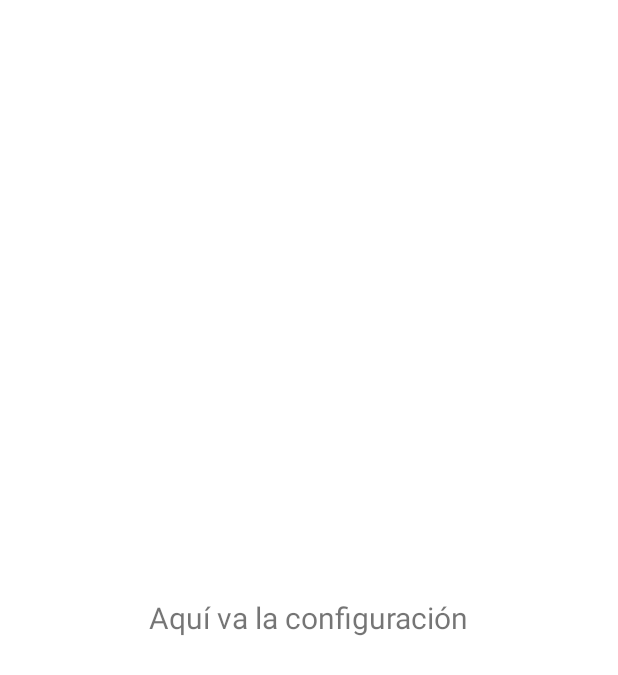
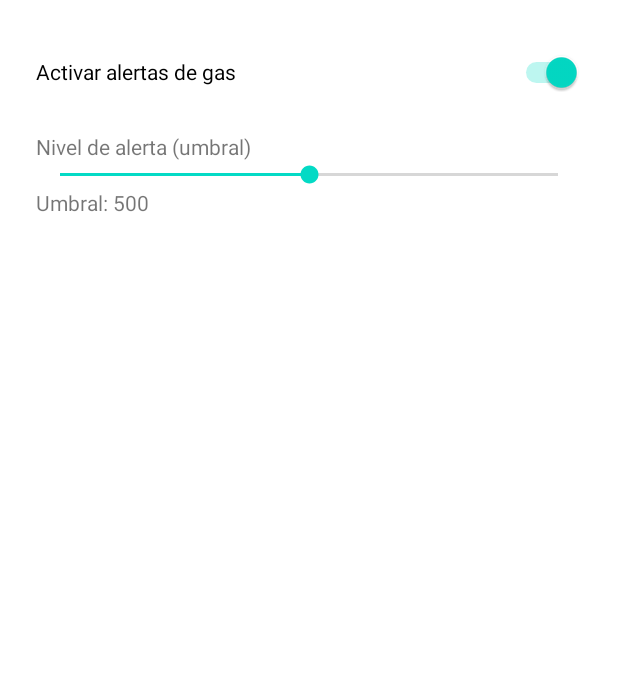
Before and after one commit to TheJavier1745/AmonGas, an Android app built with Jetpack Compose: the SettingsActivity screen opened directly, with no data from a screen before it, on a phone screen of 412 x 824 dp. Shown: the top 675 px of the screen. Run offline under Robolectric (Android 15) with nearby library versions, the phone set to English and light mode, and no system bars.

Commit message:
v1.4 alerta y configuración umbral

```diff
--- a/app/src/main/AndroidManifest.xml
+++ b/app/src/main/AndroidManifest.xml
@@ -27,5 +27,6 @@
             </intent-filter>
         </activity>
     </application>
+    <uses-permission android:name="android.permission.VIBRATE" />
 
 </manifest>
--- a/app/src/main/java/com/amongas/amongas/SettingsActivity.kt
+++ b/app/src/main/java/com/amongas/amongas/SettingsActivity.kt
@@ -1,11 +1,42 @@
 package com.amongas.amongas
 
 import android.os.Bundle
+import android.widget.SeekBar
+import android.widget.Switch
+import android.widget.TextView
 import androidx.appcompat.app.AppCompatActivity
 
 class SettingsActivity : BaseActivity() {
     override fun onCreate(savedInstanceState: Bundle?) {
         super.onCreate(savedInstanceState)
         setContentView(R.layout.activity_settings)
+
+        val switchAlerts = findViewById<Switch>(R.id.switchAlerts)
+        val seekBar = findViewById<SeekBar>(R.id.seekBarThreshold)
+        val tvThreshold = findViewById<TextView>(R.id.tvThresholdValue)
+
+        val prefs = getSharedPreferences("settings", MODE_PRIVATE)
+
+        // Cargar estado guardado
+        switchAlerts.isChecked = prefs.getBoolean("alerts_enabled", true)
+        val savedThreshold = prefs.getInt("gas_threshold", 500)
+        seekBar.progress = savedThreshold
+        tvThreshold.text = "Umbral: $savedThreshold"
+
+        // Guardar cambio del Switch
+        switchAlerts.setOnCheckedChangeListener { _, isChecked ->
+            prefs.edit().putBoolean("alerts_enabled", isChecked).apply()
+        }
+
+        // Guardar cambio del SeekBar
+        seekBar.setOnSeekBarChangeListener(object : SeekBar.OnSeekBarChangeListener {
+            override fun onProgressChanged(seekBar: SeekBar?, progress: Int, fromUser: Boolean) {
+                tvThreshold.text = "Umbral: $progress"
+                prefs.edit().putInt("gas_threshold", progress).apply()
+            }
+
+            override fun onStartTrackingTouch(seekBar: SeekBar?) {}
+            override fun onStopTrackingTouch(seekBar: SeekBar?) {}
+        })
     }
 }
--- a/app/src/main/res/layout/activity_settings.xml
+++ b/app/src/main/res/layout/activity_settings.xml
@@ -1,14 +1,32 @@
-<?xml version="1.0" encoding="utf-8"?>
 <LinearLayout xmlns:android="http://schemas.android.com/apk/res/android"
-    android:layout_width="match_parent"
-    android:layout_height="match_parent"
     android:orientation="vertical"
     android:padding="24dp"
-    android:gravity="center">
+    android:layout_width="match_parent"
+    android:layout_height="match_parent">
+
+    <Switch
+        android:id="@+id/switchAlerts"
+        android:layout_width="match_parent"
+        android:layout_height="wrap_content"
+        android:minHeight="48dp"
+        android:text="Activar alertas de gas" />
 
     <TextView
-        android:text="Aquí va la configuración"
-        android:textSize="20sp"
+        android:text="Nivel de alerta (umbral)"
+        android:layout_marginTop="16dp"
         android:layout_width="wrap_content"
         android:layout_height="wrap_content"/>
+
+    <SeekBar
+        android:id="@+id/seekBarThreshold"
+        android:layout_width="match_parent"
+        android:layout_height="wrap_content"
+        android:max="1000"
+        android:progress="500" />
+
+    <TextView
+        android:id="@+id/tvThresholdValue"
+        android:text="Umbral: 500"
+        android:layout_width="wrap_content"
+        android:layout_height="wrap_content" />
 </LinearLayout>
```
Also changed, not shown: app/src/main/java/com/amongas/amongas/SensorActivity.kt (+28 -5 lines), 1 other file.
